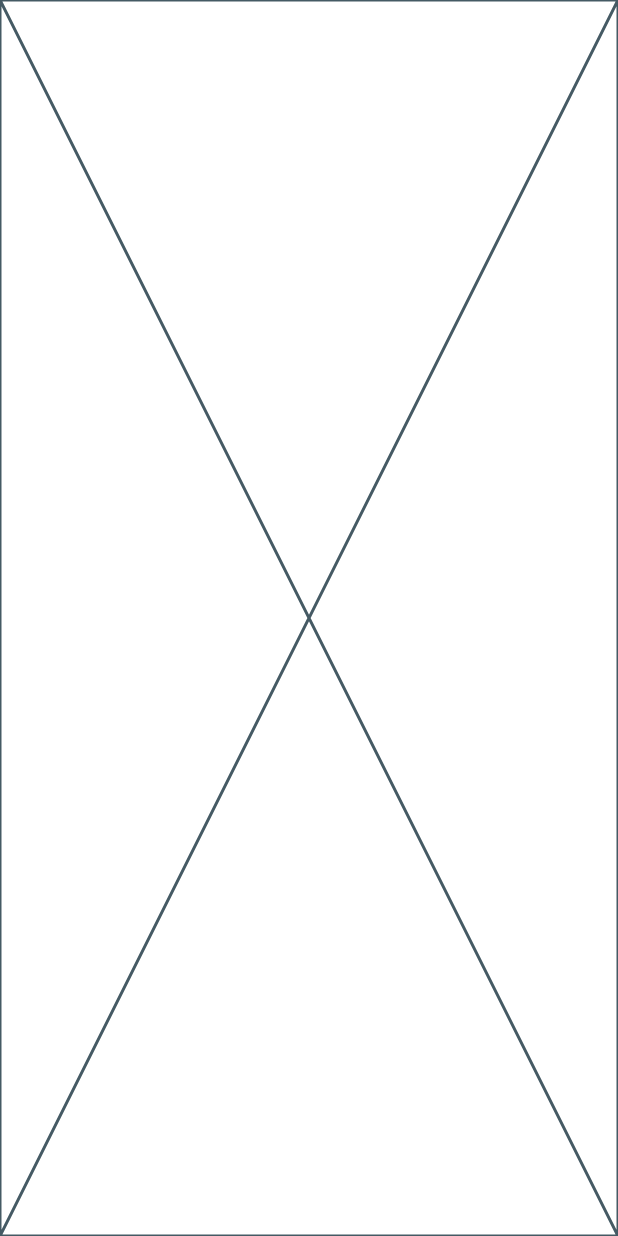
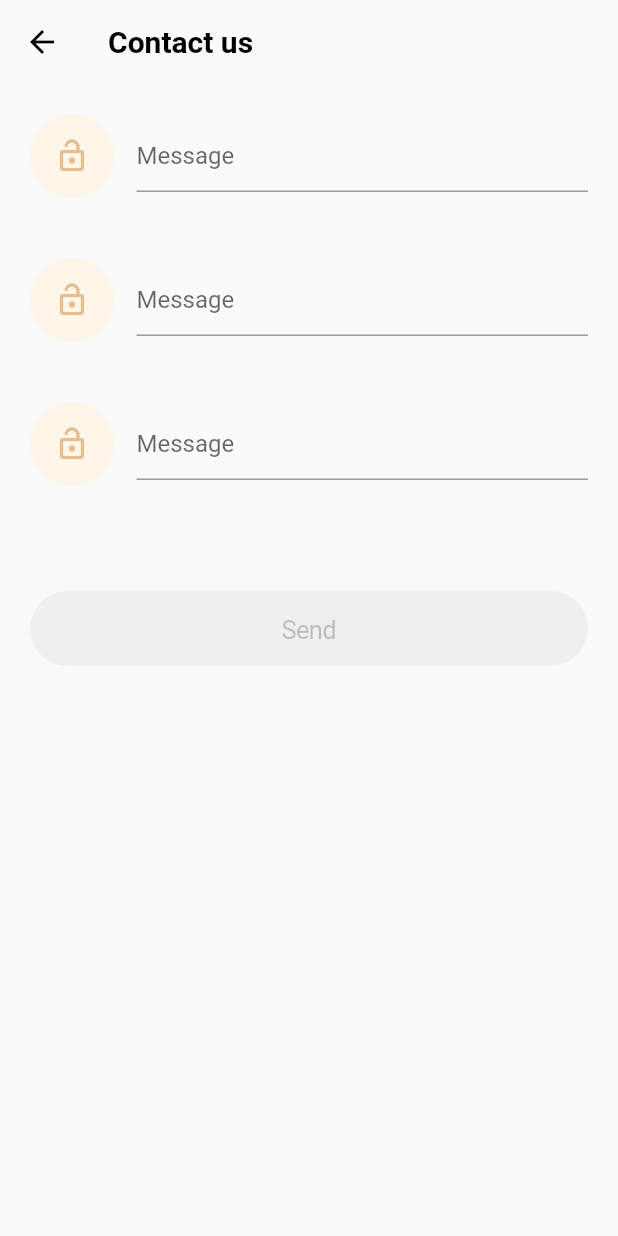
Before and after one commit to YannetGorob/mobile_dev_test_task, a Flutter app: the screen it shows after launch, on a phone screen of 412 x 824 dp. Run offline on Flutter 3.47's test engine with Material 2 defaults, Android fonts, the phone set to English and light mode, and no system bars; our stand-ins replace bloc, dio, flutter_bloc, freezed_annotation; generated files the repository leaves out were written again.

Commit message:
feat: implement authorization

```diff
--- a/lib/app/view/app.dart
+++ b/lib/app/view/app.dart
@@ -1,4 +1,5 @@
 import 'package:flutter/material.dart';
+import 'package:mobile_dev_test_task/features/authorization/presentation/authorization_page.dart';
 import 'package:mobile_dev_test_task/l10n/l10n.dart';
 
 class App extends StatelessWidget {
@@ -7,15 +8,10 @@ class App extends StatelessWidget {
   @override
   Widget build(BuildContext context) {
     return MaterialApp(
-      theme: ThemeData(
-        appBarTheme: const AppBarTheme(color: Color(0xFF13B9FF)),
-        colorScheme: ColorScheme.fromSwatch(
-          accentColor: const Color(0xFF13B9FF),
-        ),
-      ),
+      theme: ThemeData(),
       localizationsDelegates: AppLocalizations.localizationsDelegates,
       supportedLocales: AppLocalizations.supportedLocales,
-      home: const Placeholder(),
+      home: const AuthorizationPage(),
     );
   }
 }
--- a/lib/core/api/base/base_network.dart
+++ b/lib/core/api/base/base_network.dart
@@ -3,6 +3,7 @@ import 'dart:io';
 import 'package:dio/dio.dart';
 import 'package:flutter/foundation.dart';
 import 'package:mobile_dev_test_task/core/api/base/api_result.dart';
+import 'package:mobile_dev_test_task/core/api/base/request_method.dart';
 
 class BaseNetwork {
   BaseNetwork(this._dio);
@@ -15,6 +16,7 @@ class BaseNetwork {
     Map<String, dynamic>? queryParameters,
     T Function(Map<String, dynamic> json)? parseResponse,
     T Function(List<dynamic> json)? parseListResponse,
+    RequestMethod method = RequestMethod.post,
     Map<dynamic, dynamic>? body,
   }) async {
     if (parseResponse == null && parseListResponse == null && T != Null) {
@@ -26,6 +28,7 @@ class BaseNetwork {
         path,
         queryParameters: queryParameters,
         data: body,
+        options: Options(method: method.name),
       );
 
       final data = result.data;
@@ -34,7 +37,8 @@ class BaseNetwork {
         print(data);
       }
 
-      if (result.statusCode == HttpStatus.ok) {
+      if (result.statusCode == HttpStatus.ok ||
+          result.statusCode == HttpStatus.created) {
         if (data is Map<String, dynamic> && parseResponse != null) {
           final value = parseResponse(data);
           return ApiResult<T>.success(value);
--- /dev/null
+++ b/lib/core/api/base/request_method.dart
@@ -0,0 +1,6 @@
+enum RequestMethod {
+  get,
+  post,
+  put,
+  delete,
+}
--- a/lib/core/api/providers/authorization_provider.dart
+++ b/lib/core/api/providers/authorization_provider.dart
@@ -14,6 +14,7 @@ class AuthorizationProvider {
   }) {
     return _network.sendRequest(
       path: 'https://api.byteplex.info/api/test/contact/',
+      parseResponse: AuthorizationResponse.fromJson,
       body: <String, dynamic>{
         'name': name,
         'email': email,
--- /dev/null
+++ b/lib/core/form_ui/widgets/custom_app_bar.dart
@@ -0,0 +1,31 @@
+import 'package:flutter/material.dart';
+
+class CustomAppBar extends StatelessWidget implements PreferredSizeWidget {
+  const CustomAppBar({super.key, this.title});
+
+  final String? title;
+
+  @override
+  Size get preferredSize => const Size.fromHeight(kToolbarHeight);
+
+  @override
+  Widget build(BuildContext context) {
+    return AppBar(
+      backgroundColor: Colors.transparent,
+      elevation: 0,
+      title: title != null
+          ? Text(
+              title!,
+              style: const TextStyle(
+                color: Colors.black,
+                fontWeight: FontWeight.w600,
+              ),
+            )
+          : null,
+      leading: const Icon(
+        Icons.arrow_back,
+        color: Colors.black,
+      ),
+    );
+  }
+}
--- /dev/null
+++ b/lib/core/form_ui/widgets/custom_primary_button.dart
@@ -0,0 +1,28 @@
+import 'package:flutter/cupertino.dart';
+
+class CustomPrimaryButton extends StatelessWidget {
+  const CustomPrimaryButton({
+    required this.title,
+    this.enabled = true,
+    this.onPressed,
+    super.key,
+  });
+
+  final String title;
+  final VoidCallback? onPressed;
+  final bool enabled;
+
+  @override
+  Widget build(BuildContext context) {
+    return SizedBox(
+      height: 50,
+      width: double.infinity,
+      child: CupertinoButton(
+        onPressed: enabled ? onPressed : null,
+        color: const Color(0xFF976d8d),
+        borderRadius: BorderRadius.circular(25),
+        child: Center(child: Text(title)),
+      ),
+    );
+  }
+}
--- /dev/null
+++ b/lib/core/form_ui/widgets/custom_snack_bar.dart
@@ -0,0 +1,23 @@
+import 'package:flutter/material.dart';
+
+class CustomSnackBar extends SnackBar {
+  CustomSnackBar({
+    required this.message,
+    required this.color,
+    super.key,
+    super.duration = const Duration(seconds: 3),
+  }) : super(content: Text(message));
+
+  final String message;
+  final Color color;
+
+  void show(BuildContext context) {
+    ScaffoldMessenger.of(context).showSnackBar(
+      SnackBar(
+        backgroundColor: color,
+        content: content,
+        duration: duration,
+      ),
+    );
+  }
+}
--- /dev/null
+++ b/lib/core/form_ui/widgets/custom_text_field.dart
@@ -0,0 +1,44 @@
+import 'package:flutter/material.dart';
+
+class CustomTextField extends StatelessWidget {
+  const CustomTextField({
+    this.onChanged,
+    this.controller,
+    this.textInputType,
+    this.textInputAction,
+    this.label,
+    this.hintText,
+    this.validator,
+    this.obscureText = false,
+    super.key,
+  });
+
+  final void Function(String)? onChanged;
+  final TextEditingController? controller;
+  final TextInputType? textInputType;
+  final TextInputAction? textInputAction;
+  final FormFieldValidator<String>? validator;
+  final String? label;
+  final String? hintText;
+  final bool obscureText;
+
+  @override
+  Widget build(BuildContext context) {
+    return TextFormField(
+      onChanged: onChanged,
+      controller: controller,
+      keyboardType: textInputType,
+      enableSuggestions: false,
+      textInputAction: textInputAction,
+      enableIMEPersonalizedLearning: false,
+      autocorrect: false,
+      enableInteractiveSelection: false,
+      obscureText: obscureText,
+      validator: validator,
+      decoration: InputDecoration(
+        label: label == null ? null : Text(label!),
+        hintText: hintText == null ? null : hintText!,
+      ),
+    );
+  }
+}
--- /dev/null
+++ b/lib/features/authorization/domain/authorization_cubit.dart
@@ -0,0 +1,50 @@
+import 'package:bloc/bloc.dart';
+import 'package:mobile_dev_test_task/core/api/providers/authorization_provider.dart';
+import 'package:mobile_dev_test_task/features/authorization/domain/authorization_state.dart';
+
+class AuthorizationCubit extends Cubit<AuthorizationState> {
+  AuthorizationCubit({required AuthorizationProvider authorizationProvider})
+      : _authorizationProvider = authorizationProvider,
+        super(const AuthorizationState.initial());
+
+  final AuthorizationProvider _authorizationProvider;
+
+  Future<void> sendData({
+    required String name,
+    required String email,
+    required String message,
+  }) async {
+    emit(const AuthorizationState.loading());
+    final authorizationResponse = await _authorizationProvider.sendForm(
+      name: name,
+      email: email,
+      message: message,
+    );
+
+    authorizationResponse.when(
+      success: (data) {
+        emit(const AuthorizationState.loaded());
+      },
+      failure: (_) => emit(const AuthorizationState.error()),
+    );
+  }
+
+  String? validateInputValue(String? value) {
+    if (value == null || value.isEmpty) {
+      return 'Required field';
+    }
+    return null;
+  }
+
+  String? validateEmail(String? value) {
+    if (value == null || value.isEmpty) {
+      return 'Required field';
+    }
+    final emailValid = RegExp(r'^.+@[a-zA-Z]+\.{1}[a-zA-Z]+(\.{0,1}[a-zA-Z]+)$')
+        .hasMatch(value);
+    if (!emailValid) {
+      return 'Enter a valid email address.';
+    }
+    return null;
+  }
+}
--- /dev/null
+++ b/lib/features/authorization/domain/authorization_state.dart
@@ -0,0 +1,14 @@
+import 'package:freezed_annotation/freezed_annotation.dart';
+
+part 'authorization_state.freezed.dart';
+
+@freezed
+class AuthorizationState with _$AuthorizationState {
+  const factory AuthorizationState.initial() = Initial;
+
+  const factory AuthorizationState.loading() = Loading;
+
+  const factory AuthorizationState.loaded() = Loaded;
+
+  const factory AuthorizationState.error([String? message]) = Error;
+}
--- /dev/null
+++ b/lib/features/authorization/presentation/authorization_page.dart
@@ -0,0 +1,23 @@
+import 'package:dio/dio.dart';
+import 'package:flutter/material.dart';
+import 'package:flutter_bloc/flutter_bloc.dart';
+import 'package:mobile_dev_test_task/core/api/base/base_network.dart';
+import 'package:mobile_dev_test_task/core/api/providers/authorization_provider.dart';
+import 'package:mobile_dev_test_task/features/authorization/domain/authorization_cubit.dart';
+import 'package:mobile_dev_test_task/features/authorization/presentation/authorization_widget.dart';
+
+class AuthorizationPage extends StatelessWidget {
+  const AuthorizationPage({super.key});
+
+  @override
+  Widget build(BuildContext context) {
+    return BlocProvider<AuthorizationCubit>(
+      create: (context) {
+        return AuthorizationCubit(
+          authorizationProvider: AuthorizationProvider(BaseNetwork(Dio())),
+        );
+      },
+      child: const AuthorizationWidget(),
+    );
+  }
+}
--- /dev/null
+++ b/lib/features/authorization/presentation/authorization_widget.dart
@@ -0,0 +1,82 @@
+import 'package:flutter/material.dart';
+import 'package:flutter_bloc/flutter_bloc.dart';
+import 'package:mobile_dev_test_task/core/form_ui/widgets/custom_app_bar.dart';
+import 'package:mobile_dev_test_task/core/form_ui/widgets/custom_snack_bar.dart';
+import 'package:mobile_dev_test_task/features/authorization/domain/authorization_cubit.dart';
+import 'package:mobile_dev_test_task/features/authorization/domain/authorization_state.dart';
+import 'package:mobile_dev_test_task/features/authorization/presentation/widgets/authorization_body.dart';
+
+class AuthorizationWidget extends StatefulWidget {
+  const AuthorizationWidget({super.key});
+
+  @override
+  State<AuthorizationWidget> createState() => _AuthorizationWidgetState();
+}
+
+class _AuthorizationWidgetState extends State<AuthorizationWidget> {
+  late TextEditingController _nameController;
+  late TextEditingController _emailController;
+  late TextEditingController _messageController;
+  final _formKey = GlobalKey<FormState>();
+  bool _submit = false;
+
+  void _checkFieldEmptiness() {
+    setState(() {
+      _submit = _nameController.text.isNotEmpty &&
+          _emailController.text.isNotEmpty &&
+          _messageController.text.isNotEmpty;
+    });
+  }
+
+  @override
+  void initState() {
+    super.initState();
+    _nameController = TextEditingController();
+
+    _nameController.addListener(_checkFieldEmptiness);
+    _emailController = TextEditingController();
+    _emailController.addListener(_checkFieldEmptiness);
+    _messageController = TextEditingController();
+    _messageController.addListener(_checkFieldEmptiness);
+  }
+
+  @override
+  void dispose() {
+    _nameController.dispose();
+    _emailController.dispose();
+    _messageController.dispose();
+    super.dispose();
+  }
+
+  @override
+  Widget build(BuildContext context) {
+    return Scaffold(
+      appBar: const CustomAppBar(title: 'Contact us'),
+      body: BlocConsumer<AuthorizationCubit, AuthorizationState>(
+        listener: (context, state) {
+          if (state == const AuthorizationState.error()) {
+            CustomSnackBar(
+              message: 'Error',
+              color: Colors.red,
+            ).show(context);
+          }
+          if (state == const AuthorizationState.loaded()) {
+            CustomSnackBar(
+              message: 'Success',
+              color: Colors.green,
+            ).show(context);
+          }
+        },
+        builder: (context, state) {
+          return AuthorizationBody(
+            nameController: _nameController,
+            emailController: _emailController,
+            messageController: _messageController,
+            formKey: _formKey,
+            submit: _submit,
+          );
+        },
+      ),
+    );
+  }
+}
--- /dev/null
+++ b/lib/features/authorization/presentation/widgets/authorization_body.dart
@@ -0,0 +1,76 @@
+import 'package:flutter/material.dart';
+import 'package:flutter_bloc/flutter_bloc.dart';
+import 'package:mobile_dev_test_task/core/form_ui/widgets/custom_primary_button.dart';
+import 'package:mobile_dev_test_task/core/form_ui/widgets/custom_text_field.dart';
+import 'package:mobile_dev_test_task/features/authorization/domain/authorization_cubit.dart';
+import 'package:mobile_dev_test_task/features/authorization/domain/authorization_state.dart';
+
+part 'form_with_icon.dart';
+
+class AuthorizationBody extends StatelessWidget {
+  const AuthorizationBody({
+    required this.nameController,
+    required this.emailController,
+    required this.messageController,
+    required this.formKey,
+    required this.submit,
+    super.key,
+  });
+
+  final TextEditingController nameController;
+  final TextEditingController emailController;
+  final TextEditingController messageController;
+  final GlobalKey<FormState> formKey;
+  final bool submit;
+
+  @override
+  Widget build(BuildContext context) {
+    final authorizationCubit = context.read<AuthorizationCubit>();
+    return Form(
+      key: formKey,
+      child: Padding(
+        padding: const EdgeInsets.symmetric(horizontal: 20),
+        child: Column(
+          children: [
+            FormWithIcon(
+              hintText: 'Name',
+              controller: nameController,
+              validator: authorizationCubit.validateInputValue,
+            ),
+            FormWithIcon(
+              hintText: 'Email',
+              controller: emailController,
+              validator: authorizationCubit.validateEmail,
+            ),
+            FormWithIcon(
+              hintText: 'Message',
+              controller: messageController,
+              validator: authorizationCubit.validateInputValue,
+            ),
+            const SizedBox(height: 50),
+            if (authorizationCubit.state == const AuthorizationState.loading())
+              const Text(
+                'please wait...',
+                style: TextStyle(fontSize: 20),
+              )
+            else
+              CustomPrimaryButton(
+                title: 'Send',
+                onPressed: formKey.currentState != null &&
+                        submit &&
+                        formKey.currentState!.validate()
+                    ? () {
+                        authorizationCubit.sendData(
+                          name: nameController.text,
+                          email: emailController.text,
+                          message: messageController.text,
+                        );
+                      }
+                    : null,
+              ),
+          ],
+        ),
+      ),
+    );
+  }
+}
--- /dev/null
+++ b/lib/features/authorization/presentation/widgets/form_with_icon.dart
@@ -0,0 +1,52 @@
+part of 'authorization_body.dart';
+
+class FormWithIcon extends StatelessWidget {
+  const FormWithIcon({
+    required this.hintText,
+    required this.controller,
+    required this.validator,
+    this.height,
+    super.key,
+  });
+
+  final String hintText;
+  final double? height;
+  final TextEditingController? controller;
+  final String? Function(String?)? validator;
+
+  @override
+  Widget build(BuildContext context) {
+    return Padding(
+      padding: const EdgeInsets.symmetric(vertical: 20),
+      child: Column(
+        children: [
+          SizedBox(height: height),
+          Row(
+            children: [
+              Container(
+                width: 56,
+                height: 56,
+                decoration: const BoxDecoration(
+                  shape: BoxShape.circle,
+                  color: Color(0xFFfff5e9),
+                ),
+                child: const Icon(
+                  Icons.lock_open_rounded,
+                  color: Color(0xFFe5bd90),
+                ),
+              ),
+              const SizedBox(width: 15),
+              Expanded(
+                child: CustomTextField(
+                  validator: validator,
+                  controller: controller,
+                  hintText: 'Message',
+                ),
+              ),
+            ],
+          ),
+        ],
+      ),
+    );
+  }
+}
--- a/pubspec.yaml
+++ b/pubspec.yaml
@@ -11,7 +11,7 @@ dependencies:
   dio: ^5.2.1+1
   flutter:
     sdk: flutter
-  flutter_bloc: ^8.1.2
+  flutter_bloc: ^8.1.3
   flutter_localizations:
     sdk: flutter
   freezed: ^2.3.5
```
Also changed, not shown: lib/features/authorization/domain/authorization_state.freezed.dart (added), pubspec.lock.
